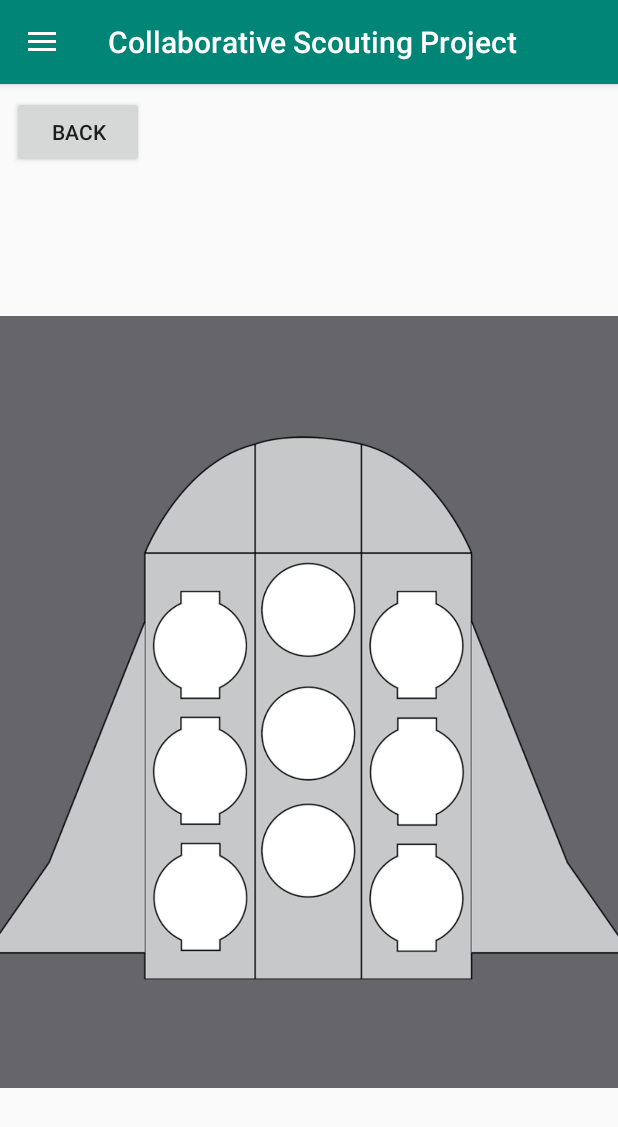
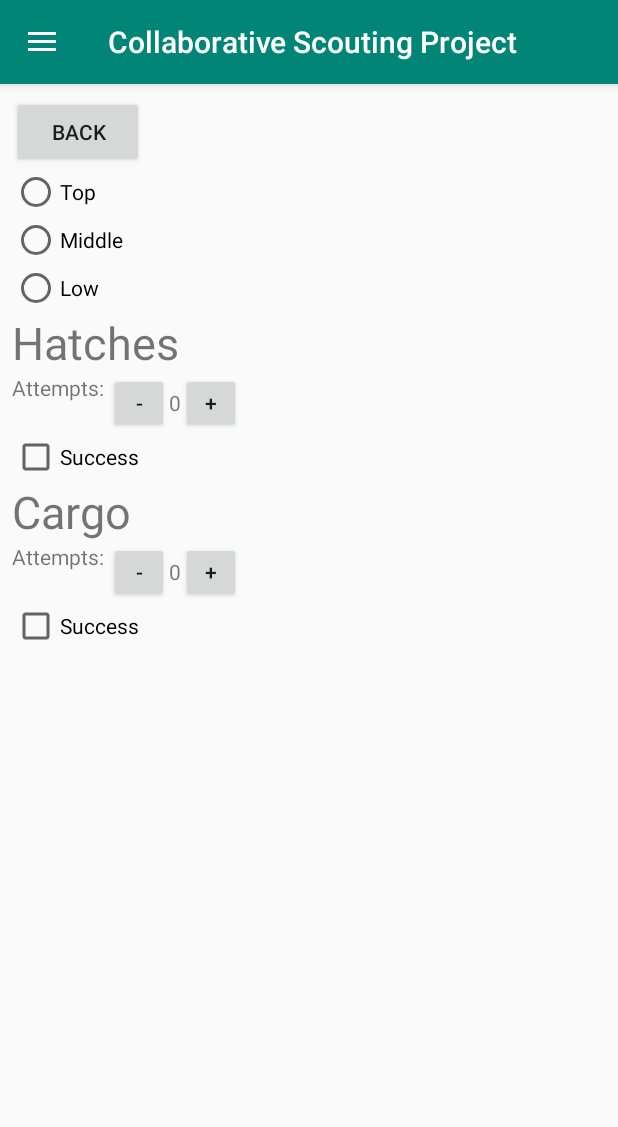
Before and after one commit to DisruptiveInnovation6317/CSP-Android, an Android app: the fragment FragmentRocketCloseup placed in its activity, on a phone screen of 412 x 824 dp. Shown: the top 1127 px of the screen. Run offline under Robolectric (Android 15) with nearby library versions, the phone set to English and light mode, and no system bars.

Commit message:
Redesign Rocket Closeup

```diff
--- a/app/src/main/java/com/frc63175985/csp/FragmentRocketCloseup.java
+++ b/app/src/main/java/com/frc63175985/csp/FragmentRocketCloseup.java
@@ -7,8 +7,27 @@ import android.support.v4.app.Fragment;
 import android.view.LayoutInflater;
 import android.view.View;
 import android.view.ViewGroup;
+import android.widget.RadioButton;
+import android.widget.RadioGroup;
+import android.widget.TextView;
+
+import java.util.HashMap;
+
+enum LevelSelection {
+    TOP(1),
+    MIDDLE(2),
+    LOW(3);
+
+    private final int value;
+
+    LevelSelection(final int newValue) {
+        value = newValue;
+    }
+}
 
 public class FragmentRocketCloseup extends Fragment {
+    private TextView hatchAttemptStepper;
+
     @Nullable
     @Override
     public View onCreateView(@NonNull LayoutInflater inflater, @Nullable ViewGroup container, @Nullable Bundle savedInstanceState) {
@@ -21,6 +40,23 @@ public class FragmentRocketCloseup extends Fragment {
             }
         });
 
+        ((RadioGroup)view.findViewById(R.id.rocket_closeup_level_selection)).setOnCheckedChangeListener(new RadioGroup.OnCheckedChangeListener() {
+            @Override
+            public void onCheckedChanged(RadioGroup group, int checkedId) {
+                RadioButton button = (RadioButton)group.getChildAt(checkedId-1);
+                LevelSelection level = LevelSelection.valueOf(button.getText().toString().toUpperCase());
+                autofill(level);
+            }
+        });
+
         return view;
     }
+
+    /**
+     * TODO
+     * Autofill the information in this view
+     */
+    private void autofill(LevelSelection selection) {
+
+    }
 }
--- a/app/src/main/java/com/frc63175985/csp/MatchScoutingFragment.java
+++ b/app/src/main/java/com/frc63175985/csp/MatchScoutingFragment.java
@@ -8,7 +8,6 @@ import android.support.v4.app.FragmentTransaction;
 import android.view.LayoutInflater;
 import android.view.View;
 import android.view.ViewGroup;
-import android.widget.Toast;
 
 enum ScoutingSubview {
     THUMBNAIL, ROCKET, CARGO_SHIP
--- a/app/src/main/res/layout/fragment_rocket_closeup.xml
+++ b/app/src/main/res/layout/fragment_rocket_closeup.xml
@@ -1,33 +1,91 @@
 <?xml version="1.0" encoding="utf-8"?>
-<android.support.constraint.ConstraintLayout
+<LinearLayout
     xmlns:android="http://schemas.android.com/apk/res/android"
-    xmlns:app="http://schemas.android.com/apk/res-auto"
     android:layout_width="match_parent"
     android:layout_height="match_parent"
+    android:paddingStart="8dp"
+    android:paddingEnd="8dp"
+    android:paddingTop="8dp"
     android:orientation="vertical">
 
     <Button
         android:id="@+id/rocket_closeup_back"
         android:layout_width="wrap_content"
         android:layout_height="wrap_content"
-        android:layout_marginStart="8dp"
-        android:layout_marginTop="8dp"
-        android:text="Back"
-        app:layout_constraintStart_toStartOf="parent"
-        app:layout_constraintTop_toTopOf="parent" />
+        android:text="@string/back" />
 
-    <ImageView
+    <RadioGroup
+        android:id="@+id/rocket_closeup_level_selection"
+        android:layout_width="wrap_content"
+        android:layout_height="wrap_content">
+        <RadioButton
+            android:text="@string/top"
+            android:layout_width="wrap_content"
+            android:layout_height="wrap_content" />
+        <RadioButton
+            android:text="@string/middle"
+            android:layout_width="wrap_content"
+            android:layout_height="wrap_content" />
+        <RadioButton
+            android:text="@string/low"
+            android:layout_width="wrap_content"
+            android:layout_height="wrap_content" />
+    </RadioGroup>
+
+    <TextView
+        android:text="@string/hatches"
         android:layout_width="wrap_content"
         android:layout_height="wrap_content"
-        android:layout_marginStart="8dp"
-        android:layout_marginTop="8dp"
-        android:layout_marginBottom="8dp"
-        android:layout_marginEnd="8dp"
-        android:src="@drawable/rocket_closeup"
-        app:layout_constraintEnd_toEndOf="parent"
-        app:layout_constraintStart_toStartOf="parent"
-        app:layout_constraintTop_toBottomOf="@+id/rocket_closeup_back"
-        app:layout_constraintBottom_toBottomOf="parent"
-        android:contentDescription="@string/rocket_closeup" />
+        android:textSize="30sp" />
 
-</android.support.constraint.ConstraintLayout>
+    <LinearLayout
+        android:layout_width="wrap_content"
+        android:layout_height="wrap_content">
+        <TextView
+            android:text="Attempts: "
+            android:layout_width="wrap_content"
+            android:layout_height="wrap_content" />
+
+        <include
+            android:id="@+id/rocket_closeup_hatches_attempts"
+            layout="@layout/stepper"/>
+    </LinearLayout>
+
+    <LinearLayout
+        android:layout_width="match_parent"
+        android:layout_height="wrap_content">
+        <CheckBox
+            android:text="@string/success"
+            android:layout_width="match_parent"
+            android:layout_height="match_parent" />
+    </LinearLayout>
+
+    <TextView
+        android:text="@string/cargo"
+        android:layout_width="wrap_content"
+        android:layout_height="wrap_content"
+        android:textSize="30sp" />
+
+    <LinearLayout
+        android:layout_width="wrap_content"
+        android:layout_height="wrap_content">
+        <TextView
+            android:text="Attempts: "
+            android:layout_width="wrap_content"
+            android:layout_height="wrap_content" />
+
+        <include
+            android:id="@+id/rocket_closeup_cargo_attempts"
+            layout="@layout/stepper"/>
+    </LinearLayout>
+
+    <LinearLayout
+        android:layout_width="match_parent"
+        android:layout_height="wrap_content">
+        <CheckBox
+            android:text="@string/success"
+            android:layout_width="match_parent"
+            android:layout_height="match_parent" />
+    </LinearLayout>
+
+</LinearLayout>
--- /dev/null
+++ b/app/src/main/res/layout/stepper.xml
@@ -0,0 +1,25 @@
+<?xml version="1.0" encoding="utf-8"?>
+<LinearLayout
+    xmlns:android="http://schemas.android.com/apk/res/android"
+    android:layout_width="wrap_content"
+    android:layout_height="wrap_content">
+
+    <Button
+        android:id="@+id/stepper_decrement"
+        android:text="-"
+        android:layout_width="40dp"
+        android:layout_height="40dp" />
+
+    <TextView
+        android:id="@+id/stepper_number"
+        android:text="0"
+        android:layout_width="wrap_content"
+        android:layout_height="wrap_content" />
+
+    <Button
+        android:id="@+id/stepper_increment"
+        android:text="+"
+        android:layout_width="40dp"
+        android:layout_height="40dp" />
+
+</LinearLayout>
--- a/app/src/main/res/values/strings.xml
+++ b/app/src/main/res/values/strings.xml
@@ -15,4 +15,11 @@
     <string name="rocket_ship_thumbnail">Rocket Ship Thumbnail</string>
     <string name="cargo_ship_thumbnail">Cargo Ship Thumbnail</string>
     <string name="rocket_closeup">Rocket Closeup</string>
+    <string name="cargo">Cargo</string>
+    <string name="success">Success</string>
+    <string name="hatches">Hatches</string>
+    <string name="top">Top</string>
+    <string name="middle">Middle</string>
+    <string name="low">Low</string>
+    <string name="back">Back</string>
 </resources>
```
